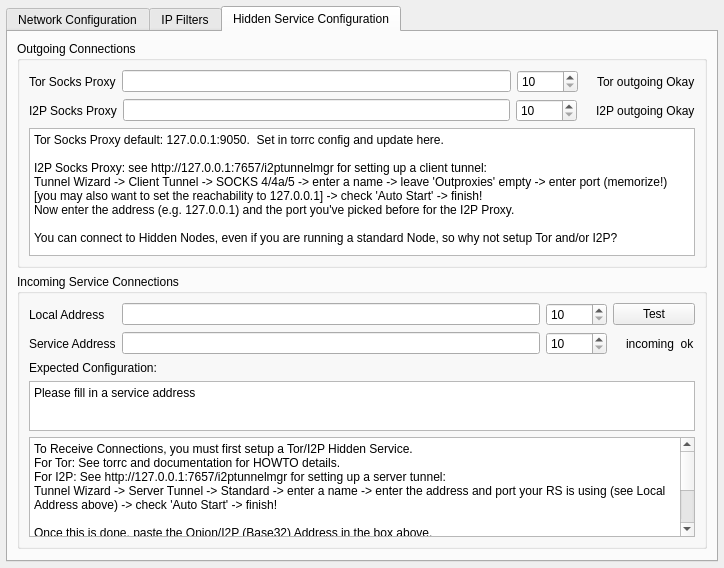
RetroShare/RetroShare, file retroshare-gui/src/gui/settings/ServerPage.ui: the form before one commit.
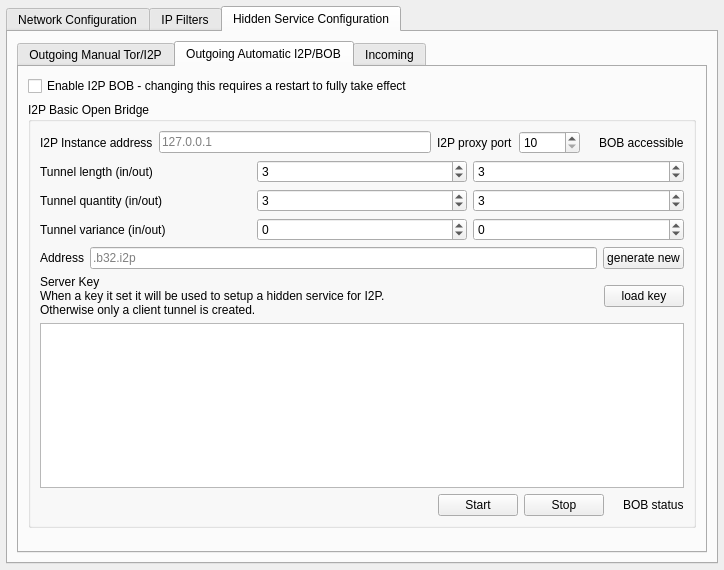
The form after the commit. The open tabs and pages were chosen to show the change. Icons and pictures are not drawn.

Commit message: Add I2P BOB to gui settings

```diff
--- a/retroshare-gui/src/gui/settings/ServerPage.ui
+++ b/retroshare-gui/src/gui/settings/ServerPage.ui
@@ -7,7 +7,7 @@
     <x>0</x>
     <y>0</y>
     <width>724</width>
-    <height>568</height>
+    <height>570</height>
    </rect>
   </property>
   <layout class="QVBoxLayout" name="ServerPageVLayout">
@@ -774,28 +774,33 @@
       <attribute name="title">
        <string>Hidden Service Configuration</string>
       </attribute>
-      <layout class="QVBoxLayout" name="tabHiddenConfVLayout">
+      <layout class="QHBoxLayout" name="horizontalLayout_2">
        <item>
-        <widget class="QGroupBox" name="hiddenpage_outgoing">
-         <property name="title">
-          <string>Outgoing Connections</string>
+        <widget class="QTabWidget" name="hiddenServiceTab">
+         <property name="sizePolicy">
+          <sizepolicy hsizetype="Preferred" vsizetype="Preferred">
+           <horstretch>0</horstretch>
+           <verstretch>0</verstretch>
+          </sizepolicy>
          </property>
-         <layout class="QVBoxLayout" name="hiddenpage_outgoingVLayout">
+         <property name="currentIndex">
+          <number>0</number>
+         </property>
+         <widget class="QWidget" name="hiddenServiceTabManual">
+          <attribute name="title">
+           <string>Outgoing Manual Tor/I2P</string>
+          </attribute>
+          <layout class="QVBoxLayout" name="verticalLayout_2">
           <item>
-           <layout class="QHBoxLayout" name="torSocksHLayout">
-            <item>
-             <layout class="QHBoxLayout" name="hiddenpage_proxyHLayout_tor">
-              <item>
-               <widget class="QLabel" name="hiddenpage_proxyLabel_tor">
+            <widget class="QLabel" name="label_11">
                 <property name="text">
-                 <string>Tor Socks Proxy</string>
+              <string>&lt;html&gt;&lt;head/&gt;&lt;body&gt;&lt;p&gt;Outgoing Connctions&lt;/p&gt;&lt;p&gt;Configure your Tor and I2P SOCKS proxy here. &lt;br/&gt;If you prefer to use BOB to automatically manage I2P check the other tab.&lt;/p&gt;&lt;/body&gt;&lt;/html&gt;</string>
                 </property>
                </widget>
               </item>
               <item>
-               <widget class="QLineEdit" name="hiddenpage_proxyAddress_tor"/>
-              </item>
-              <item>
+            <layout class="QGridLayout" name="gridLayout_4">
+             <item row="0" column="2">
                <widget class="QSpinBox" name="hiddenpage_proxyPort_tor">
                 <property name="toolTip">
                  <string>&lt;html&gt;&lt;head/&gt;&lt;body&gt;&lt;p&gt;This is the port of the Tor Socks proxy. Your Retroshare node can use this port to connect to&lt;/p&gt;&lt;p&gt;Hidden nodes. The led at right turns green when this port is active on your computer. &lt;/p&gt;&lt;p&gt;This does not mean however that your Retroshare traffic transits though Tor. It does only if &lt;/p&gt;&lt;p&gt;you connect to Hidden nodes, or if you are running a Hidden node yourself.&lt;/p&gt;&lt;/body&gt;&lt;/html&gt;</string>
@@ -808,10 +813,18 @@
                 </property>
                </widget>
               </item>
-             </layout>
-            </item>
-            <item>
-             <layout class="QHBoxLayout" name="hiddenpage_proxyOKHLayout_tor">
+             <item row="0" column="1">
+              <widget class="QLineEdit" name="hiddenpage_proxyAddress_tor"/>
+             </item>
+             <item row="0" column="0">
+              <widget class="QLabel" name="label_3">
+               <property name="text">
+                <string>Tor Socks Proxy</string>
+               </property>
+              </widget>
+             </item>
+             <item row="0" column="3">
+              <layout class="QHBoxLayout" name="horizontalLayout_5">
               <item>
                <widget class="QLabel" name="iconlabel_tor_outgoing">
                 <property name="maximumSize">
@@ -829,7 +842,7 @@
                </widget>
               </item>
               <item>
-               <widget class="QLabel" name="label_tor_outgoing">
+                <widget class="QLabel" name="label_9">
                 <property name="toolTip">
                  <string>&lt;html&gt;&lt;head/&gt;&lt;body&gt;&lt;p&gt;This led is green when the port listen on the left is active on your computer. It does not&lt;/p&gt;&lt;p&gt;mean that your Retroshare traffic transits though Tor. It will do so only if &lt;/p&gt;&lt;p&gt;you connect to Hidden nodes, or if you are running a Hidden node yourself.&lt;/p&gt;&lt;/body&gt;&lt;/html&gt;</string>
                 </property>
@@ -840,29 +853,24 @@
               </item>
              </layout>
             </item>
-           </layout>
-          </item>
-          <item>
-           <layout class="QHBoxLayout" name="i2pHLayout">
-            <property name="topMargin">
-             <number>0</number>
-            </property>
-            <property name="bottomMargin">
-             <number>0</number>
-            </property>
-            <item>
-             <layout class="QHBoxLayout" name="hiddenpage_proxyHLayout_i2p">
-              <item>
-               <widget class="QLabel" name="hiddenpage_proxyLabel_i2p">
+             <item row="1" column="0">
+              <widget class="QLabel" name="label_6">
                 <property name="text">
                  <string>I2P Socks Proxy</string>
                 </property>
                </widget>
               </item>
-              <item>
-               <widget class="QLineEdit" name="hiddenpage_proxyAddress_i2p"/>
-              </item>
-              <item>
+             <item row="1" column="1">
+              <widget class="QLineEdit" name="hiddenpage_proxyAddress_i2p">
+               <property name="sizePolicy">
+                <sizepolicy hsizetype="Expanding" vsizetype="Fixed">
+                 <horstretch>0</horstretch>
+                 <verstretch>0</verstretch>
+                </sizepolicy>
+               </property>
+              </widget>
+             </item>
+             <item row="1" column="2">
                <widget class="QSpinBox" name="hiddenpage_proxyPort_i2p">
                 <property name="toolTip">
                  <string>&lt;html&gt;&lt;head/&gt;&lt;body&gt;&lt;p&gt;This is the port of the I2P Socks proxy. Your Retroshare node can use this port to connect to&lt;/p&gt;&lt;p&gt;Hidden nodes. The led at right turns green when this port is active on your computer. &lt;/p&gt;&lt;p&gt;This does not mean however that your Retroshare traffic transits though I2P. It does only if &lt;/p&gt;&lt;p&gt;you connect to Hidden nodes, or if you are running a Hidden node yourself.&lt;/p&gt;&lt;/body&gt;&lt;/html&gt;</string>
@@ -875,10 +883,8 @@
                 </property>
                </widget>
               </item>
-             </layout>
-            </item>
-            <item>
-             <layout class="QHBoxLayout" name="hiddenpage_proxyOKHLayout_i2p">
+             <item row="1" column="3">
+              <layout class="QHBoxLayout" name="horizontalLayout_18">
               <item>
                <widget class="QLabel" name="iconlabel_i2p_outgoing">
                 <property name="text">
@@ -890,7 +896,7 @@
                </widget>
               </item>
               <item>
-               <widget class="QLabel" name="label_i2p_outgoing">
+                <widget class="QLabel" name="label_2">
                 <property name="toolTip">
                  <string>&lt;html&gt;&lt;head/&gt;&lt;body&gt;&lt;p&gt;This led is green when the port listen on the left is active on your computer. It does not&lt;/p&gt;&lt;p&gt;mean that your Retroshare traffic transits though I2P. It will do so only if &lt;/p&gt;&lt;p&gt;you connect to Hidden nodes, or if you are running a Hidden node yourself.&lt;/p&gt;&lt;/body&gt;&lt;/html&gt;</string>
                 </property>
@@ -904,11 +910,17 @@
            </layout>
           </item>
           <item>
-           <widget class="QPlainTextEdit" name="hiddenpageOutHelpPlainTextEdit">
+            <widget class="QPlainTextEdit" name="plainTextEdit">
+             <property name="sizePolicy">
+              <sizepolicy hsizetype="Preferred" vsizetype="Preferred">
+               <horstretch>0</horstretch>
+               <verstretch>0</verstretch>
+              </sizepolicy>
+             </property>
             <property name="maximumSize">
              <size>
               <width>16777215</width>
-              <height>145</height>
+               <height>190</height>
              </size>
             </property>
             <property name="verticalScrollBarPolicy">
@@ -928,23 +940,430 @@
             </property>
            </widget>
           </item>
-         </layout>
-        </widget>
-       </item>
+           <item>
+            <spacer name="verticalSpacer">
+             <property name="orientation">
+              <enum>Qt::Vertical</enum>
+             </property>
+             <property name="sizeHint" stdset="0">
+              <size>
+               <width>20</width>
+               <height>40</height>
+              </size>
+             </property>
+            </spacer>
+           </item>
+          </layout>
+         </widget>
+         <widget class="QWidget" name="hiddenServiceTabI2PBOB">
+          <attribute name="title">
+           <string>Outgoing Automatic I2P/BOB</string>
+          </attribute>
+          <layout class="QVBoxLayout" name="verticalLayout_12">
        <item>
-        <widget class="QGroupBox" name="hiddenpage_incoming">
-         <property name="sizePolicy">
-          <sizepolicy hsizetype="Preferred" vsizetype="Fixed">
-           <horstretch>0</horstretch>
-           <verstretch>0</verstretch>
-          </sizepolicy>
-         </property>
+            <widget class="QCheckBox" name="cb_enableBob">
+             <property name="text">
+              <string>Enable I2P BOB - changing this requires a restart to fully take effect</string>
+             </property>
+            </widget>
+           </item>
+           <item>
+            <widget class="QGroupBox" name="gbBob">
          <property name="title">
-          <string>Incoming Service Connections</string>
-         </property>
-         <layout class="QVBoxLayout" name="hiddenpage_incomingVLayout">
+              <string>I2P Basic Open Bridge</string>
+             </property>
+             <layout class="QVBoxLayout" name="verticalLayout_5">
           <item>
-           <layout class="QGridLayout" name="incomingAddressGLayout">
+               <layout class="QHBoxLayout" name="horizontalLayout_21">
+                <property name="topMargin">
+                 <number>0</number>
+                </property>
+                <property name="bottomMargin">
+                 <number>0</number>
+                </property>
+                <item>
+                 <layout class="QHBoxLayout" name="horizontalLayout_22">
+                  <item>
+                   <widget class="QLabel" name="label_17">
+                    <property name="text">
+                     <string>I2P Instance address</string>
+                    </property>
+                   </widget>
+                  </item>
+                  <item>
+                   <widget class="QLineEdit" name="hiddenpage_proxyAddress_i2p_2">
+                    <property name="sizePolicy">
+                     <sizepolicy hsizetype="Expanding" vsizetype="Fixed">
+                      <horstretch>0</horstretch>
+                      <verstretch>0</verstretch>
+                     </sizepolicy>
+                    </property>
+                    <property name="placeholderText">
+                     <string>127.0.0.1</string>
+                    </property>
+                   </widget>
+                  </item>
+                  <item>
+                   <widget class="QLabel" name="label_22">
+                    <property name="text">
+                     <string>I2P proxy port</string>
+                    </property>
+                   </widget>
+                  </item>
+                  <item>
+                   <widget class="QSpinBox" name="hiddenpage_proxyPort_i2p_2">
+                    <property name="minimum">
+                     <number>10</number>
+                    </property>
+                    <property name="maximum">
+                     <number>65535</number>
+                    </property>
+                   </widget>
+                  </item>
+                  <item>
+                   <layout class="QHBoxLayout" name="horizontalLayout_23">
+                    <item>
+                     <widget class="QLabel" name="iconlabel_i2p_outgoing_2">
+                      <property name="text">
+                       <string/>
+                      </property>
+                      <property name="pixmap">
+                       <pixmap resource="../images.qrc">:/images/ledoff1.png</pixmap>
+                      </property>
+                     </widget>
+                    </item>
+                    <item>
+                     <widget class="QLabel" name="label_18">
+                      <property name="toolTip">
+                       <string>&lt;html&gt;&lt;head/&gt;&lt;body&gt;&lt;p&gt;This led is green when the port listen on the left is active on your computer. It does not&lt;/p&gt;&lt;p&gt;mean that your Retroshare traffic transits though I2P. It will do so only if &lt;/p&gt;&lt;p&gt;you connect to Hidden nodes, or if you are running a Hidden node yourself.&lt;/p&gt;&lt;/body&gt;&lt;/html&gt;</string>
+                      </property>
+                      <property name="text">
+                       <string>BOB accessible</string>
+                      </property>
+                     </widget>
+                    </item>
+                   </layout>
+                  </item>
+                 </layout>
+                </item>
+               </layout>
+              </item>
+              <item>
+               <layout class="QVBoxLayout" name="verticalLayout_7">
+                <item>
+                 <layout class="QHBoxLayout" name="horizontalLayout_13">
+                  <item>
+                   <widget class="QLabel" name="label_13">
+                    <property name="text">
+                     <string>Tunnel length (in/out)</string>
+                    </property>
+                   </widget>
+                  </item>
+                  <item>
+                   <widget class="QSpinBox" name="sbBobLengthIn">
+                    <property name="sizePolicy">
+                     <sizepolicy hsizetype="Preferred" vsizetype="Fixed">
+                      <horstretch>0</horstretch>
+                      <verstretch>0</verstretch>
+                     </sizepolicy>
+                    </property>
+                    <property name="maximum">
+                     <number>7</number>
+                    </property>
+                    <property name="value">
+                     <number>3</number>
+                    </property>
+                   </widget>
+                  </item>
+                  <item>
+                   <widget class="QSpinBox" name="sbBobLengthOut">
+                    <property name="sizePolicy">
+                     <sizepolicy hsizetype="Preferred" vsizetype="Fixed">
+                      <horstretch>0</horstretch>
+                      <verstretch>0</verstretch>
+                     </sizepolicy>
+                    </property>
+                    <property name="maximum">
+                     <number>7</number>
+                    </property>
+                    <property name="value">
+                     <number>3</number>
+                    </property>
+                   </widget>
+                  </item>
+                 </layout>
+                </item>
+                <item>
+                 <layout class="QHBoxLayout" name="horizontalLayout_12">
+                  <item>
+                   <widget class="QLabel" name="label_21">
+                    <property name="text">
+                     <string>Tunnel quantity (in/out)</string>
+                    </property>
+                   </widget>
+                  </item>
+                  <item>
+                   <widget class="QSpinBox" name="sbBobQuantityIn">
+                    <property name="sizePolicy">
+                     <sizepolicy hsizetype="Preferred" vsizetype="Fixed">
+                      <horstretch>0</horstretch>
+                      <verstretch>0</verstretch>
+                     </sizepolicy>
+                    </property>
+                    <property name="minimum">
+                     <number>1</number>
+                    </property>
+                    <property name="maximum">
+                     <number>16</number>
+                    </property>
+                    <property name="value">
+                     <number>3</number>
+                    </property>
+                   </widget>
+                  </item>
+                  <item>
+                   <widget class="QSpinBox" name="sbBobQuantityOut">
+                    <property name="sizePolicy">
+                     <sizepolicy hsizetype="Preferred" vsizetype="Fixed">
+                      <horstretch>0</horstretch>
+                      <verstretch>0</verstretch>
+                     </sizepolicy>
+                    </property>
+                    <property name="minimum">
+                     <number>1</number>
+                    </property>
+                    <property name="maximum">
+                     <number>16</number>
+                    </property>
+                    <property name="value">
+                     <number>3</number>
+                    </property>
+                   </widget>
+                  </item>
+                 </layout>
+                </item>
+                <item>
+                 <layout class="QHBoxLayout" name="horizontalLayout_6">
+                  <item>
+                   <widget class="QLabel" name="label_16">
+                    <property name="text">
+                     <string>Tunnel variance (in/out)</string>
+                    </property>
+                   </widget>
+                  </item>
+                  <item>
+                   <widget class="QSpinBox" name="sbBobVarianceIn">
+                    <property name="sizePolicy">
+                     <sizepolicy hsizetype="Preferred" vsizetype="Fixed">
+                      <horstretch>0</horstretch>
+                      <verstretch>0</verstretch>
+                     </sizepolicy>
+                    </property>
+                    <property name="minimum">
+                     <number>-1</number>
+                    </property>
+                    <property name="maximum">
+                     <number>2</number>
+                    </property>
+                    <property name="value">
+                     <number>0</number>
+                    </property>
+                   </widget>
+                  </item>
+                  <item>
+                   <widget class="QSpinBox" name="sbBobVarianceOut">
+                    <property name="sizePolicy">
+                     <sizepolicy hsizetype="Preferred" vsizetype="Fixed">
+                      <horstretch>0</horstretch>
+                      <verstretch>0</verstretch>
+                     </sizepolicy>
+                    </property>
+                    <property name="minimum">
+                     <number>-1</number>
+                    </property>
+                    <property name="maximum">
+                     <number>2</number>
+                    </property>
+                   </widget>
+                  </item>
+                 </layout>
+                </item>
+               </layout>
+              </item>
+              <item>
+               <layout class="QHBoxLayout" name="horizontalLayout_14">
+                <item>
+                 <widget class="QLabel" name="label_19">
+                  <property name="sizePolicy">
+                   <sizepolicy hsizetype="Maximum" vsizetype="Preferred">
+                    <horstretch>0</horstretch>
+                    <verstretch>0</verstretch>
+                   </sizepolicy>
+                  </property>
+                  <property name="text">
+                   <string>Address</string>
+                  </property>
+                 </widget>
+                </item>
+                <item>
+                 <widget class="QLineEdit" name="leBobB32Addr">
+                  <property name="sizePolicy">
+                   <sizepolicy hsizetype="Preferred" vsizetype="Fixed">
+                    <horstretch>0</horstretch>
+                    <verstretch>0</verstretch>
+                   </sizepolicy>
+                  </property>
+                  <property name="placeholderText">
+                   <string>.b32.i2p</string>
+                  </property>
+                 </widget>
+                </item>
+                <item>
+                 <widget class="QPushButton" name="pbBobGenAddr">
+                  <property name="sizePolicy">
+                   <sizepolicy hsizetype="Maximum" vsizetype="Fixed">
+                    <horstretch>0</horstretch>
+                    <verstretch>0</verstretch>
+                   </sizepolicy>
+                  </property>
+                  <property name="text">
+                   <string>generate new</string>
+                  </property>
+                 </widget>
+                </item>
+               </layout>
+              </item>
+              <item>
+               <layout class="QVBoxLayout" name="verticalLayout_13">
+                <item>
+                 <layout class="QHBoxLayout" name="horizontalLayout_25">
+                  <item>
+                   <widget class="QLabel" name="label_20">
+                    <property name="text">
+                     <string>&lt;html&gt;&lt;head/&gt;&lt;body&gt;&lt;p&gt;Server Key&lt;br/&gt;When a key it set it will be used to setup a hidden service for I2P.&lt;br/&gt;Otherwise only a client tunnel is created.&lt;/p&gt;&lt;/body&gt;&lt;/html&gt;</string>
+                    </property>
+                   </widget>
+                  </item>
+                  <item>
+                   <spacer name="horizontalSpacer_3">
+                    <property name="orientation">
+                     <enum>Qt::Horizontal</enum>
+                    </property>
+                    <property name="sizeHint" stdset="0">
+                     <size>
+                      <width>40</width>
+                      <height>20</height>
+                     </size>
+                    </property>
+                   </spacer>
+                  </item>
+                  <item>
+                   <widget class="QPushButton" name="pbBobLoadKey">
+                    <property name="text">
+                     <string>load key</string>
+                    </property>
+                   </widget>
+                  </item>
+                 </layout>
+                </item>
+                <item>
+                 <widget class="QPlainTextEdit" name="pteBobServerKey">
+                  <property name="sizePolicy">
+                   <sizepolicy hsizetype="Preferred" vsizetype="Preferred">
+                    <horstretch>0</horstretch>
+                    <verstretch>0</verstretch>
+                   </sizepolicy>
+                  </property>
+                  <property name="maximumSize">
+                   <size>
+                    <width>16777215</width>
+                    <height>16777215</height>
+                   </size>
+                  </property>
+                 </widget>
+                </item>
+               </layout>
+              </item>
+              <item>
+               <layout class="QHBoxLayout" name="horizontalLayout_24">
+                <item>
+                 <spacer name="horizontalSpacer_4">
+                  <property name="orientation">
+                   <enum>Qt::Horizontal</enum>
+                  </property>
+                  <property name="sizeHint" stdset="0">
+                   <size>
+                    <width>40</width>
+                    <height>20</height>
+                   </size>
+                  </property>
+                 </spacer>
+                </item>
+                <item>
+                 <widget class="QPushButton" name="pbBobStart">
+                  <property name="text">
+                   <string>Start</string>
+                  </property>
+                 </widget>
+                </item>
+                <item>
+                 <widget class="QPushButton" name="pbBobStop">
+                  <property name="text">
+                   <string>Stop</string>
+                  </property>
+                 </widget>
+                </item>
+                <item>
+                 <widget class="QLabel" name="iconlabel_i2p_bob">
+                  <property name="text">
+                   <string/>
+                  </property>
+                  <property name="pixmap">
+                   <pixmap resource="../images.qrc">:/images/ledoff1.png</pixmap>
+                  </property>
+                 </widget>
+                </item>
+                <item>
+                 <widget class="QLabel" name="lBobStatus">
+                  <property name="text">
+                   <string>BOB status</string>
+                  </property>
+                 </widget>
+                </item>
+               </layout>
+              </item>
+             </layout>
+            </widget>
+           </item>
+           <item>
+            <spacer name="verticalSpacer_3">
+             <property name="orientation">
+              <enum>Qt::Vertical</enum>
+             </property>
+             <property name="sizeHint" stdset="0">
+              <size>
+               <width>20</width>
+               <height>40</height>
+              </size>
+             </property>
+            </spacer>
+           </item>
+          </layout>
+         </widget>
+         <widget class="QWidget" name="hiddenServiceTabIncoming">
+          <attribute name="title">
+           <string>Incoming</string>
+          </attribute>
+          <layout class="QVBoxLayout" name="verticalLayout">
+           <item>
+            <widget class="QLabel" name="label_8">
+             <property name="text">
+              <string>&lt;html&gt;&lt;head/&gt;&lt;body&gt;&lt;p&gt;Incoming Connection&lt;/p&gt;&lt;p&gt;Setup your hidden address (and port if needed)&lt;/p&gt;&lt;/body&gt;&lt;/html&gt;</string>
+             </property>
+            </widget>
+           </item>
+           <item>
+            <layout class="QGridLayout" name="gridLayout">
             <item row="0" column="2">
              <widget class="QSpinBox" name="hiddenpage_localPort">
               <property name="minimum">
@@ -956,7 +1375,7 @@
              </widget>
             </item>
             <item row="0" column="3">
-             <layout class="QHBoxLayout" name="testIncomingHLayout">
+              <layout class="QHBoxLayout" name="horizontalLayout_9">
               <item>
                <widget class="QPushButton" name="testIncoming_PB">
                 <property name="toolTip">
@@ -987,7 +1406,7 @@
              </widget>
             </item>
             <item row="0" column="0">
-             <widget class="QLabel" name="l_localAddress">
+              <widget class="QLabel" name="label_10">
               <property name="text">
                <string>Local Address</string>
               </property>
@@ -1008,7 +1427,7 @@
              </widget>
             </item>
             <item row="1" column="3">
-             <layout class="QHBoxLayout" name="incomingTestResultHLayout">
+              <layout class="QHBoxLayout" name="horizontalLayout">
               <item>
                <widget class="QLabel" name="iconlabel_service_incoming">
                 <property name="maximumSize">
@@ -1040,7 +1459,7 @@
            </layout>
           </item>
           <item>
-           <layout class="QVBoxLayout" name="hiddenpage_configurationVLayout">
+            <layout class="QVBoxLayout" name="verticalLayout_6">
             <item>
              <widget class="QLabel" name="l_hiddenpage_configuration">
               <property name="text">
@@ -1082,7 +1501,7 @@
            </layout>
           </item>
           <item>
-           <widget class="QPlainTextEdit" name="hiddenpageInHelpPlainTextEdit">
+            <widget class="QPlainTextEdit" name="plainTextEdit_2">
             <property name="sizePolicy">
              <sizepolicy hsizetype="Expanding" vsizetype="Expanding">
               <horstretch>0</horstretch>
@@ -1092,7 +1511,7 @@
             <property name="maximumSize">
              <size>
               <width>16777215</width>
-              <height>100</height>
+               <height>16777215</height>
              </size>
             </property>
             <property name="readOnly">
@@ -1100,7 +1519,9 @@
             </property>
             <property name="plainText">
              <string>To Receive Connections, you must first setup a Tor/I2P Hidden Service. 
+
 For Tor: See torrc and documentation for HOWTO details.
+
 For I2P: See http://127.0.0.1:7657/i2ptunnelmgr for setting up a server tunnel:
 Tunnel Wizard -&gt; Server Tunnel -&gt; Standard -&gt; enter a name -&gt; enter the address and port your RS is using (see Local Address above) -&gt; check 'Auto Start' -&gt; finish!
 
@@ -1112,21 +1533,22 @@
             </property>
            </widget>
           </item>
-         </layout>
-        </widget>
-       </item>
        <item>
-        <spacer name="mainVSpacer">
+            <spacer name="verticalSpacer_2">
          <property name="orientation">
           <enum>Qt::Vertical</enum>
          </property>
          <property name="sizeHint" stdset="0">
           <size>
            <width>20</width>
-           <height>18</height>
+               <height>40</height>
           </size>
          </property>
         </spacer>
+           </item>
+          </layout>
+         </widget>
+        </widget>
        </item>
       </layout>
      </widget>
```
Left out of the diff: 4 changed lines with no effect on the pictures. Lines whose indentation alone changed are shown as unchanged. The commit also changes 2 other files.
